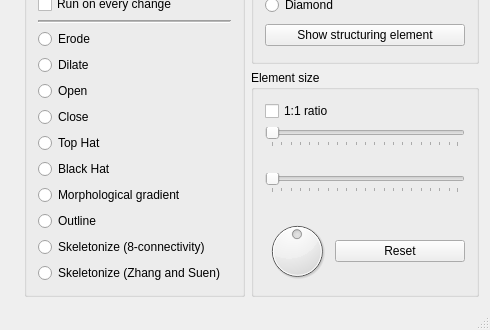
k0zmo/morphology-opencl, file morph/mainwindow.ui: the form before one commit; both pictures show x 0 to 490 and y 156 to 486 of the 490 by 486 pixel window.
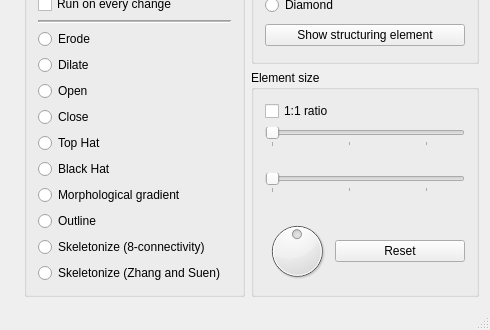
The form after the commit.

```diff
--- a/morph/mainwindow.ui
+++ b/morph/mainwindow.ui
@@ -315,7 +315,7 @@
             <number>1</number>
            </property>
            <property name="maximum">
-            <number>200</number>
+            <number>25</number>
            </property>
            <property name="orientation">
             <enum>Qt::Horizontal</enum>
@@ -362,7 +362,7 @@
             <number>1</number>
            </property>
            <property name="maximum">
-            <number>200</number>
+            <number>25</number>
            </property>
            <property name="orientation">
             <enum>Qt::Horizontal</enum>
```
